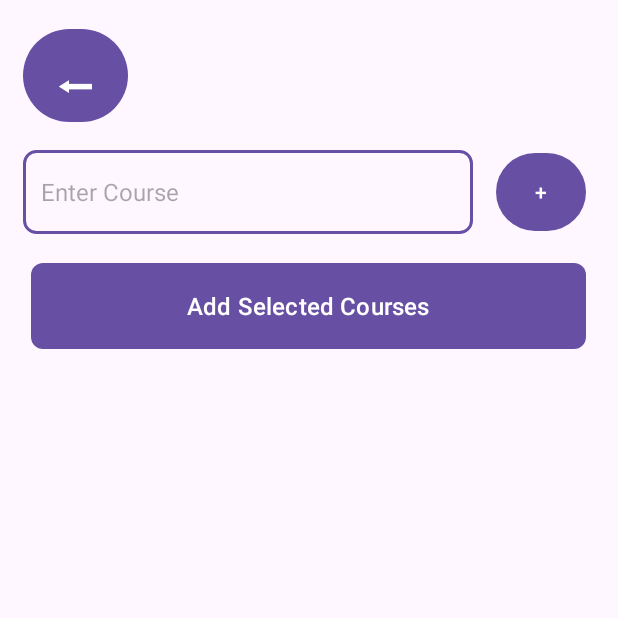
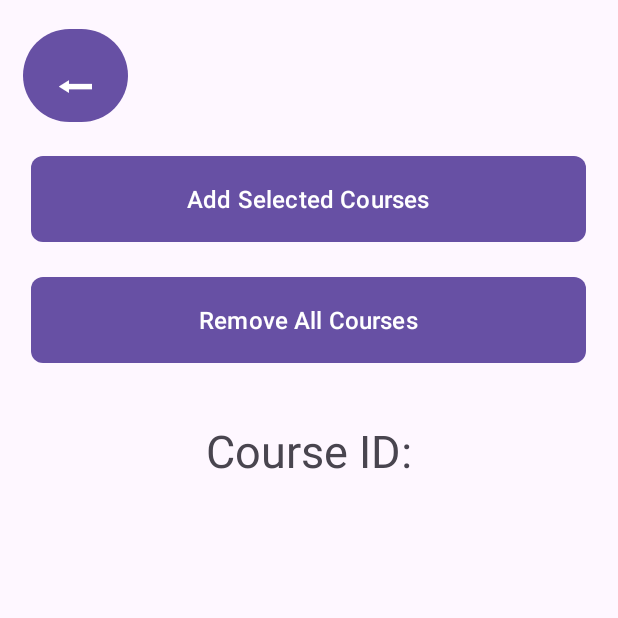
Before and after one commit to tanh-x/cs309-project, an Android app: the SchedulingActivity screen opened directly, with no data from a screen before it, after a tap on "Add Selected Courses", on a phone screen of 412 x 824 dp, the top half of it. Run offline under Robolectric (Android 15) with nearby library versions, the phone set to English and light mode, and no system bars; our stand-ins replace Volley; network calls fail.

Commit message:
adding complete.

```diff
--- a/Backend/src/main/java/cs309/backend/services/CourseService.java
+++ b/Backend/src/main/java/cs309/backend/services/CourseService.java
@@ -42,6 +42,7 @@ public class CourseService {
     public List<CourseEntity> getAllCourseInformation(int term) {
         //return courseRepository.getAllCourseInformation(term);
         return courseRepository.findAll();
+    }
 //    public ArrayList<ArrayList<ArrayList<CourseHelper>>> getCourseList(ArrayList<String> inputList) {
 //        for(String i: inputList)
 //        {
@@ -79,9 +80,6 @@ public class CourseService {
         } catch (NumberFormatException e) {
             return false;
         }
-    }
-    public CourseEntity[] getAllCourseInformation(int term) {
-        return courseRepository.getAllCourseInformation(term);
     }
 
     public CourseEntity getCourseById(int id) {
--- a/Frontend/app/src/main/java/com/kewargs/cs309/activity/course/CourseInfoActivity.java
+++ b/Frontend/app/src/main/java/com/kewargs/cs309/activity/course/CourseInfoActivity.java
@@ -24,6 +24,7 @@ import com.kewargs.cs309.core.models.in.CourseDeserializable;
 import com.kewargs.cs309.core.models.in.InsightsDeserializable;
 import com.kewargs.cs309.core.models.in.ScheduleDeserializable;
 import com.kewargs.cs309.core.models.in.SectionDeserializable;
+import com.kewargs.cs309.core.utils.Schedule;
 import com.kewargs.cs309.core.utils.backend.factory.CourseRequestFactory;
 
 import org.json.JSONArray;
@@ -301,6 +302,8 @@ public final class CourseInfoActivity extends AbstractActivity {
         }
     }
 
+
+
     @Override
     protected void collectElements() {
         backButton = findViewById(R.id.backButton);
--- a/Frontend/app/src/main/java/com/kewargs/cs309/activity/dashboard/SchedulingActivity.java
+++ b/Frontend/app/src/main/java/com/kewargs/cs309/activity/dashboard/SchedulingActivity.java
@@ -17,9 +17,17 @@ import com.kewargs.cs309.MainActivity;
 import com.kewargs.cs309.R;
 import com.kewargs.cs309.activity.AbstractActivity;
 import com.kewargs.cs309.activity.course.CourseListActivity;
+import com.kewargs.cs309.core.managers.SessionManager;
+import com.kewargs.cs309.core.models.in.CourseDeserializable;
+import com.kewargs.cs309.core.models.in.ScheduleDeserializable;
+import com.kewargs.cs309.core.models.in.SectionDeserializable;
 import com.kewargs.cs309.core.models.in.UserDeserializable;
+import com.kewargs.cs309.core.utils.Course;
+import com.kewargs.cs309.core.utils.Schedule;
+import com.kewargs.cs309.core.utils.backend.factory.CourseRequestFactory;
 import com.kewargs.cs309.core.utils.backend.factory.UserRequestFactory;
 
+import org.json.JSONArray;
 import org.json.JSONException;
 
 import java.util.ArrayList;
@@ -28,29 +36,36 @@ import java.util.regex.Pattern;
 
 public class SchedulingActivity extends AbstractActivity{
 
-    private Button backDash, addCourse, addAllCourses;
+    private Button backDash, deleteAllCourses, addAllCourses;
+
+    private ArrayList<SectionDeserializable> sections = null;
+
+    private CourseDeserializable tempC = null;
+
+    private String CourseName = "";
+
+    private int CourseNum = 0;
 
     private TextView flavortext; //for saying no schedule lol
-    private EditText enterCourse;
 
     private ArrayList<String> dataList = new ArrayList<String>();
     public SchedulingActivity() {super(R.layout.schedule_display);}
     @Override
     protected void onCreate(Bundle savedInstanceState) {
         super.onCreate(savedInstanceState);
+        courseList();
+        backDash.setOnClickListener(this::toDashBoardCallback);
+        deleteAllCourses.setOnClickListener(this::deleteAllCourses);
+        addAllCourses.setOnClickListener(this::addAllCourses);
+    }
 
-        backDash.setOnClickListener(this::toDashBoardCallback);
-        addCourse.setOnClickListener(this::addEachCourse);
-        addAllCourses.setOnClickListener(this::addAllCourses);
-        enterCourse.requestFocus();
-        enterCourse.setOnKeyListener((v, keyCode, event) -> {
-            if (event.getAction() == ACTION_DOWN && keyCode == KEYCODE_ENTER) {
-                addEachCourse(v);
-                return true;
-            }
-            return false;
-        });
+    private void courseList(){
+        String f = "Course ID:\n\n";
+        SessionManager session = SessionManager.getInstance();
+        for(int i: session.courseArr){f+=i+"\n";}
+        flavortext.setText(f);
     }
+
 
     @Override
     protected void onStart() {
@@ -58,26 +73,6 @@ public class SchedulingActivity extends AbstractActivity{
     }
     private void toDashBoardCallback(View view) {
         switchToActivity(DashboardActivity.class);
-    }
-    private void addEachCourse(View view) {
-        //Add to arraylist
-        String inputText = enterCourse.getText().toString().trim();
-        if(validAdd(inputText))
-        {
-            showToast("Course Added!", SchedulingActivity.this);
-            if (dataList.isEmpty())
-                flavortext.setText("Added Courses:\n\n");
-            if (!inputText.isEmpty()) {
-                dataList.add(inputText.toUpperCase());
-                enterCourse.setText("");
-                // Use Logcat to print the data list
-                printDataList();
-            }
-            flavortext.setText(flavortext.getText()+inputText.toUpperCase()+"\n");
-        }
-        else{
-            showToast("Invalid Course!", SchedulingActivity.this);
-            enterCourse.setText("");}
     }
 
     /**
@@ -94,14 +89,83 @@ public class SchedulingActivity extends AbstractActivity{
     }
     private void addAllCourses(View view) {
         //Send a post request of course num and names
-        flavortext.setText("");
+        ArrayList<Course> c= new ArrayList<Course>();
+        for(int i: session.courseArr)
+        {
+            courseInfo(i);
+            ArrayList<ArrayList<Schedule>> g = getSchedulefromCourse(i);
+            for(ArrayList<Schedule> j:g)
+            {
+                if (!j.isEmpty()){c.add(new Course(i,CourseName,CourseNum,j));}
+            }
+
+        }
+        showToast("All courses added",this);
+    }
+
+    private void deleteAllCourses(View view) {
+        //Send a post request of course num and names
+        SessionManager.getInstance().courseArr.clear();
+        showToast("All courses removed",this);
+        courseList();
     }
     private void switchToActivity(Class<?> newActivity) {
         Intent intent = new Intent(SchedulingActivity.this, newActivity);
         startActivity(intent);
     }
+    public void courseInfo(int cid){
+        session.addRequest(CourseRequestFactory.getCourseInfo(cid)
+                .onResponse(response -> {
+                    tempC = CourseDeserializable.from(response);
+                    CourseName = tempC.programIdentifier();
+                    CourseNum = tempC.num();
+                })
+                .onError(error -> {
+                    showToast("Couldn't get course info.", this);
+                    finish();
+                })
+                .build());
+    }
+    public ArrayList<ArrayList<Schedule>> getSchedulefromCourse(int cid) {
+        session.addRequest(CourseRequestFactory.getCourseSections(cid)
+                .onResponse(response -> {
+                    try {
+                        sections = SectionDeserializable.fromArray(new JSONArray(response));
+                    } catch (JSONException e) {
+                        throw new RuntimeException(e);
+                    }
+                })
+                .onError(error -> {
+                    showToast("Couldn't get schedule info.", this);
+                    finish();
+                })
+        );
 
-
+        ArrayList<Schedule> lecture = new ArrayList<>();
+        ArrayList<Schedule> recitation = new ArrayList<>();
+        for (SectionDeserializable section : sections) {
+            // Populate scheduled sections
+            Schedule s = null;
+            for (ScheduleDeserializable schedule : section.schedules()) {
+                if (schedule.startTime() != null
+                        && schedule.endTime() != null
+                        && schedule.endTime() > schedule.startTime()
+                        && schedule.meetDaysBitmask()!=null
+                ) {
+                    s = new Schedule(schedule.sectionId(),schedule.startTime(),schedule.endTime(),schedule.meetDaysBitmask());
+                    break;
+                }
+            }
+            if(s!=null)
+            {
+                if(isInteger(section.section()))
+                    lecture.add(s);
+                else
+                    recitation.add(s);
+            }
+        }
+        return new ArrayList<>() {{add(lecture);add(recitation);}};
+    }
     private void printDataList() {
         for (String item : dataList) {
             // Use Log.d() to print debug messages
@@ -109,11 +173,19 @@ public class SchedulingActivity extends AbstractActivity{
         }
     }
 
+    private boolean isInteger(String str) {
+        try {
+            Integer.parseInt(str);
+            return true;
+        } catch (NumberFormatException e) {
+            return false;
+        }
+    }
+
     @Override
     protected void collectElements() {
         backDash = findViewById(R.id.backDashSched);
-        addCourse =  findViewById(R.id.addButton);
-        enterCourse = findViewById(R.id.addCourse);
+        deleteAllCourses =  findViewById(R.id.removeAllCourses);
         addAllCourses = findViewById(R.id.addAllCourses);
         flavortext = findViewById(R.id.flavorText);
     }
--- a/Frontend/app/src/main/java/com/kewargs/cs309/core/models/in/ScheduleDeserializable.java
+++ b/Frontend/app/src/main/java/com/kewargs/cs309/core/models/in/ScheduleDeserializable.java
@@ -19,6 +19,7 @@ public record ScheduleDeserializable(
     int sectionId,
     Integer startTime,
     Integer endTime,
+    Integer meetDaysBitmask,
     String location,
     String instructor,
     String instructionType
@@ -28,6 +29,7 @@ public record ScheduleDeserializable(
             json.getInt("sectionId"),
             getNullableInt(json, "startTime"),
             getNullableInt(json, "endTime"),
+            getNullableInt(json,"meetDaysBitmask"),
             json.getString("location"),
             json.getString("instructor"),
             json.getString("instructionType")
--- a/Frontend/app/src/main/res/layout/schedule_display.xml
+++ b/Frontend/app/src/main/res/layout/schedule_display.xml
@@ -45,7 +45,7 @@
         android:layout_width="370dp"
         android:layout_height="65dp"
         android:layout_marginStart="55dp"
-        android:layout_marginTop="15dp"
+        android:layout_marginTop="100dp"
         android:layout_marginEnd="56dp"
         android:paddingLeft="32dp"
         android:paddingTop="10dp"
@@ -57,34 +57,30 @@
         app:cornerRadius="8dp"
         app:iconPadding="8dp"
         app:layout_constraintEnd_toEndOf="parent"
-        app:layout_constraintStart_toStartOf="parent"
-        app:layout_constraintTop_toBottomOf="@+id/addCourse" />
-
-    <EditText
-        android:id="@+id/addCourse"
-        android:layout_width="300dp"
-        android:layout_height="56dp"
-        android:layout_marginStart="15dp"
-        android:layout_marginTop="100dp"
-        android:background="@drawable/default_border"
-        android:ems="10"
-        android:hint="Enter Course"
-        android:inputType="textEmailAddress"
-        android:paddingLeft="12dp"
-        android:paddingRight="12dp"
-        android:textSize="16dp"
+        app:layout_constraintHorizontal_bias="0.5"
         app:layout_constraintStart_toStartOf="parent"
         app:layout_constraintTop_toTopOf="parent" />
 
     <Button
-        android:id="@+id/addButton"
-        android:layout_width="60dp"
-        android:layout_height="60dp"
-        android:layout_marginStart="15dp"
-        android:text="+"
-        app:layout_constraintBottom_toBottomOf="@+id/addCourse"
-        app:layout_constraintStart_toEndOf="@+id/addCourse"
-        app:layout_constraintTop_toTopOf="@+id/addCourse" />
+        android:id="@+id/removeAllCourses"
+        android:layout_width="370dp"
+        android:layout_height="65dp"
+        android:layout_marginStart="55dp"
+        android:layout_marginTop="15dp"
+        android:layout_marginEnd="56dp"
+        android:paddingLeft="32dp"
+        android:paddingTop="10dp"
+        android:paddingRight="32dp"
+        android:paddingBottom="10dp"
+        android:text="Remove All Courses"
+        android:textAlignment="center"
+        android:textSize="16sp"
+        app:cornerRadius="8dp"
+        app:iconPadding="8dp"
+        app:layout_constraintEnd_toEndOf="parent"
+        app:layout_constraintHorizontal_bias="0.5"
+        app:layout_constraintStart_toStartOf="parent"
+        app:layout_constraintTop_toBottomOf="@+id/addAllCourses" />
 
     <TextView
         android:id="@+id/flavorText"
```
Also changed, not shown: Backend/src/main/java/cs309/backend/util/scheduling/SchedulingTable.java (+11 -6 lines), Frontend/app/src/main/java/com/kewargs/cs309/components/CourseCardComponent.java (+11 -1 lines), Frontend/app/src/main/java/com/kewargs/cs309/core/managers/SessionManager.java (+7 -0 lines).
